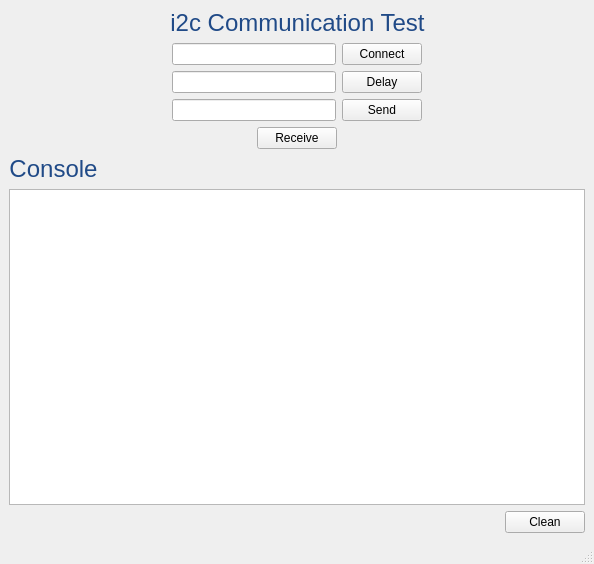
arghyabi/iAloy_old_desktop_app, file i2c_comm_test_tool/mainwindow.ui: the form before one commit.
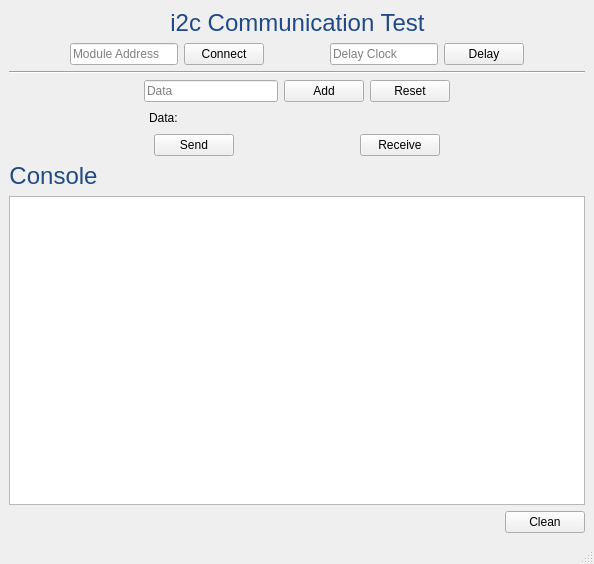
The form after the commit.

The edit to the form file:
```diff
--- a/i2c_comm_test_tool/mainwindow.ui
+++ b/i2c_comm_test_tool/mainwindow.ui
@@ -74,6 +74,9 @@
           <property name="text">
            <string/>
           </property>
+          <property name="placeholderText">
+           <string>Module Address</string>
+          </property>
          </widget>
         </item>
         <item>
@@ -83,6 +86,33 @@
           </property>
          </widget>
         </item>
+        <item>
+         <spacer name="horizontalSpacer_13">
+          <property name="orientation">
+           <enum>Qt::Horizontal</enum>
+          </property>
+          <property name="sizeHint" stdset="0">
+           <size>
+            <width>40</width>
+            <height>20</height>
+           </size>
+          </property>
+         </spacer>
+        </item>
+        <item>
+         <widget class="QLineEdit" name="time_lineEdit">
+          <property name="placeholderText">
+           <string>Delay Clock</string>
+          </property>
+         </widget>
+        </item>
+        <item>
+         <widget class="QPushButton" name="delay_btn">
+          <property name="text">
+           <string>Delay</string>
+          </property>
+         </widget>
+        </item>
         <item>
          <spacer name="horizontalSpacer_4">
           <property name="orientation">
@@ -98,6 +128,13 @@
         </item>
        </layout>
       </item>
+      <item>
+       <widget class="Line" name="line">
+        <property name="orientation">
+         <enum>Qt::Horizontal</enum>
+        </property>
+       </widget>
+      </item>
       <item>
        <layout class="QHBoxLayout" name="horizontalLayout_2">
         <item>
@@ -114,12 +151,23 @@
          </spacer>
         </item>
         <item>
-         <widget class="QLineEdit" name="time_lineEdit"/>
+         <widget class="QLineEdit" name="data_lineEdit">
+          <property name="placeholderText">
+           <string>Data</string>
+          </property>
+         </widget>
         </item>
         <item>
-         <widget class="QPushButton" name="delay_btn">
+         <widget class="QPushButton" name="data_add_btn">
           <property name="text">
-           <string>Delay</string>
+           <string>Add</string>
+          </property>
+         </widget>
+        </item>
+        <item>
+         <widget class="QPushButton" name="data_reset_btn">
+          <property name="text">
+           <string>Reset</string>
           </property>
          </widget>
         </item>
@@ -145,21 +193,21 @@
           <property name="orientation">
            <enum>Qt::Horizontal</enum>
           </property>
+          <property name="sizeType">
+           <enum>QSizePolicy::Fixed</enum>
+          </property>
           <property name="sizeHint" stdset="0">
            <size>
-            <width>40</width>
+            <width>140</width>
             <height>20</height>
            </size>
           </property>
          </spacer>
         </item>
         <item>
-         <widget class="QLineEdit" name="data_lineEdit"/>
-        </item>
-        <item>
-         <widget class="QPushButton" name="send_btn">
+         <widget class="QLabel" name="data_text_label">
           <property name="text">
-           <string>Send</string>
+           <string>&lt;html&gt;&lt;head/&gt;&lt;body&gt;&lt;p&gt;&lt;span style=&quot; font-size:14pt; font-weight:600; color:#006f00;&quot;&gt;Data: &lt;/span&gt;&lt;/p&gt;&lt;/body&gt;&lt;/html&gt;</string>
           </property>
          </widget>
         </item>
@@ -168,9 +216,12 @@
           <property name="orientation">
            <enum>Qt::Horizontal</enum>
           </property>
+          <property name="sizeType">
+           <enum>QSizePolicy::Expanding</enum>
+          </property>
           <property name="sizeHint" stdset="0">
            <size>
-            <width>40</width>
+            <width>60</width>
             <height>20</height>
            </size>
           </property>
@@ -193,6 +244,29 @@
           </property>
          </spacer>
         </item>
+        <item>
+         <widget class="QPushButton" name="send_btn">
+          <property name="text">
+           <string>Send</string>
+          </property>
+         </widget>
+        </item>
+        <item>
+         <spacer name="horizontalSpacer_14">
+          <property name="orientation">
+           <enum>Qt::Horizontal</enum>
+          </property>
+          <property name="sizeType">
+           <enum>QSizePolicy::Fixed</enum>
+          </property>
+          <property name="sizeHint" stdset="0">
+           <size>
+            <width>120</width>
+            <height>20</height>
+           </size>
+          </property>
+         </spacer>
+        </item>
         <item>
          <widget class="QPushButton" name="receive_btn">
           <property name="text">
@@ -205,9 +279,12 @@
           <property name="orientation">
            <enum>Qt::Horizontal</enum>
           </property>
+          <property name="sizeType">
+           <enum>QSizePolicy::Expanding</enum>
+          </property>
           <property name="sizeHint" stdset="0">
            <size>
-            <width>40</width>
+            <width>60</width>
             <height>20</height>
            </size>
           </property>
```
Left out of the diff: 2 changed lines with no effect on the pictures.
